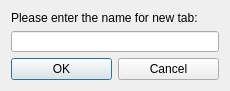
davidwudv/TCP-UDP-transferrer, file NewTabDialog.ui: the form before one commit.
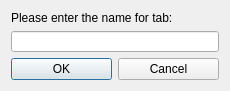
The form after the commit.

```diff
--- a/NewTabDialog.ui
+++ b/NewTabDialog.ui
@@ -19,7 +19,7 @@
      <item>
       <widget class="QLabel" name="label">
        <property name="text">
-        <string>&lt;html&gt;&lt;head/&gt;&lt;body&gt;&lt;p&gt;Please enter the name for new tab: &lt;/p&gt;&lt;/body&gt;&lt;/html&gt;</string>
+        <string>&lt;html&gt;&lt;head/&gt;&lt;body&gt;&lt;p&gt;Please enter the name for tab: &lt;/p&gt;&lt;/body&gt;&lt;/html&gt;</string>
        </property>
       </widget>
      </item>
```
